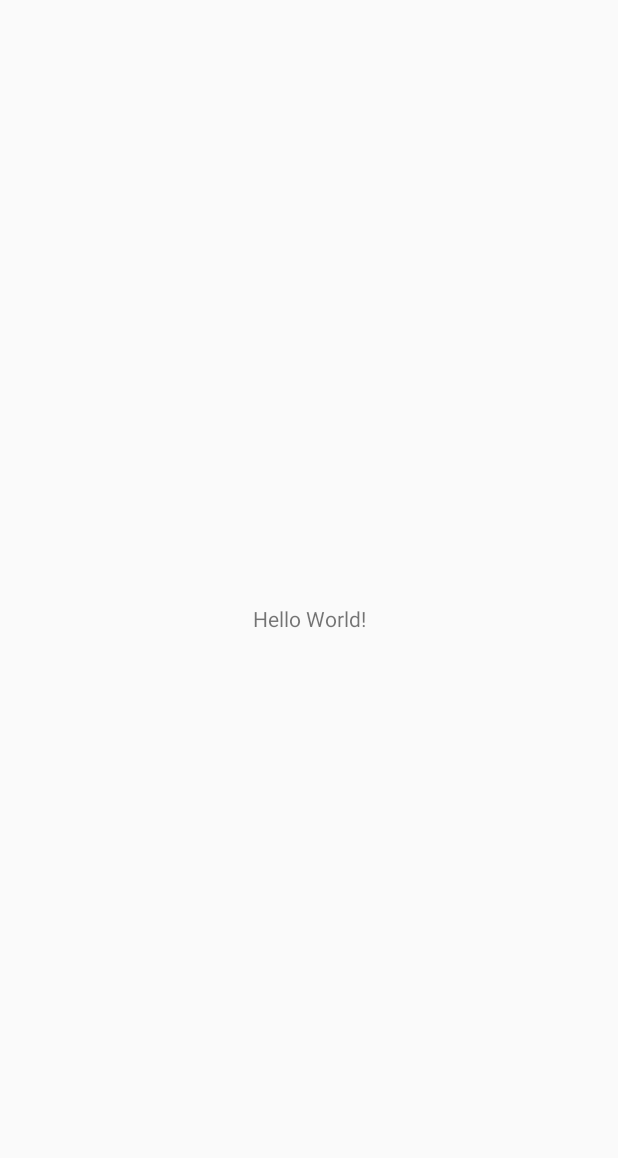
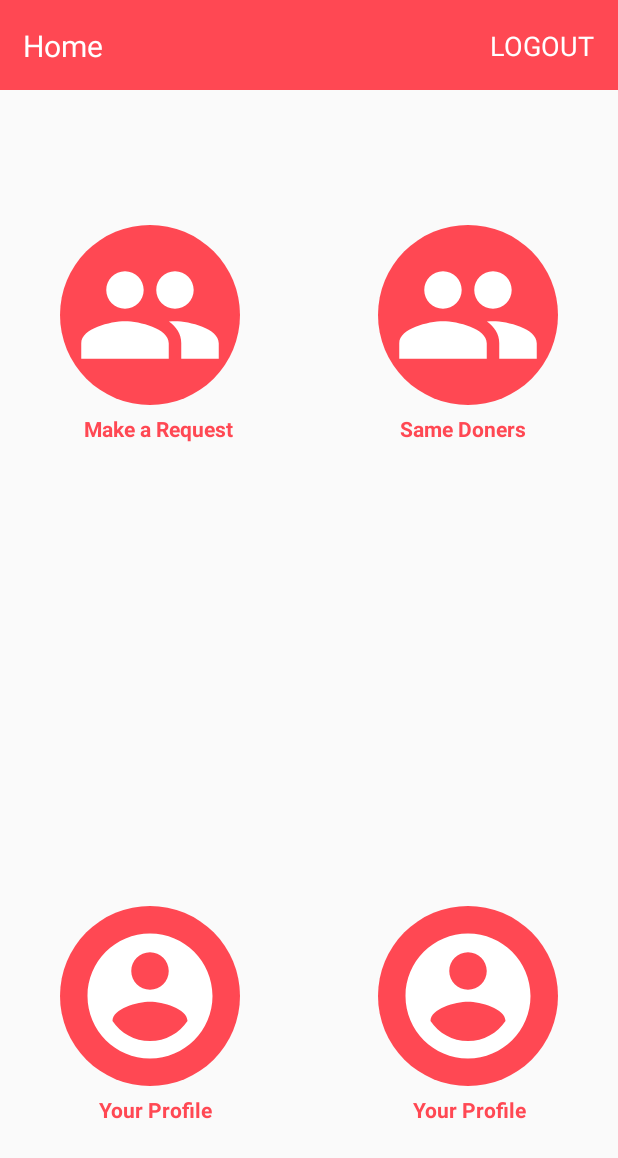
Before and after one commit to AminullahTajMuhammad/BloodDonate2, an Android app: the MainActivity screen opened directly, with no data from a screen before it, on a phone screen of 412 x 824 dp. Before the commit the part shown is almost empty. Shown: the top 1158 px of the screen. Run offline under Robolectric (Android 15) with nearby library versions, the phone set to English and light mode, and no system bars.

Commit message:
Complete UI of MainActivity and set application only potriate mode

```diff
--- a/app/src/main/AndroidManifest.xml
+++ b/app/src/main/AndroidManifest.xml
@@ -9,25 +9,54 @@
         android:roundIcon="@mipmap/ic_launcher_round"
         android:supportsRtl="true"
         android:theme="@style/AppTheme.NoActionBar">
-        <activity android:name=".screens.Splash">
+        <activity android:name=".screens.Splash"
+            android:screenOrientation="portrait">
             <intent-filter>
                 <action android:name="android.intent.action.MAIN" />
 
                 <category android:name="android.intent.category.LAUNCHER" />
             </intent-filter>
         </activity>
-        <activity android:name=".MainActivity" />
-        <activity android:name=".screens.Stepper" />
-        <activity android:name=".screens.LoginScreen" />
-        <activity android:name=".screens.BloodDetail" />
-        <activity android:name=".dialogs.VerifyNumber" />
-        <activity android:name=".screens.DialogScreen" />
-        <activity android:name=".screens.BloodRequestScreen" />
-        <activity android:name=".screens.ExploreDonerScreen" />
-        <activity android:name=".screens.NewsFeedScreen" />
-        <activity android:name=".adapters.NewsFeedAdapter" />
-        <activity android:name=".screens.RequestScreen" />
-        <activity android:name=".screens.ProfileCheckScreen"></activity>
+        <activity
+            android:name=".screens.MainActivity"
+            android:screenOrientation="portrait"
+            />
+        <activity
+            android:name=".screens.Stepper"
+            android:screenOrientation="portrait"
+            />
+        <activity
+            android:name=".screens.LoginScreen"
+            android:screenOrientation="portrait"
+            />
+        <activity
+            android:name=".screens.BloodDetail"
+            android:screenOrientation="portrait"
+            />
+        <activity
+            android:name=".dialogs.VerifyNumber"
+            android:screenOrientation="portrait"/>
+
+        <activity
+            android:name=".screens.DialogScreen"
+            android:screenOrientation="portrait"
+            />
+        <activity
+            android:name=".screens.BloodRequestScreen"
+            android:screenOrientation="portrait"
+            />
+        <activity
+            android:name=".screens.ExploreDonerScreen"
+            android:screenOrientation="portrait"
+            />
+        <activity
+            android:name=".screens.NewsFeedScreen"
+            android:screenOrientation="portrait"/>
+        <activity
+            android:name=".screens.RequestScreen"
+            android:screenOrientation="portrait"/>
+        <activity android:name=".screens.ProfileCheckScreen"
+        android:screenOrientation="portrait"/>
     </application>
 
 </manifest>
--- a/app/src/main/java/blooddonate/com/blooddonate/screens/BloodDetail.java
+++ b/app/src/main/java/blooddonate/com/blooddonate/screens/BloodDetail.java
@@ -43,7 +43,7 @@ public class BloodDetail extends AppCompatActivity {
         btnDone.setOnClickListener(new View.OnClickListener() {
             @Override
             public void onClick(View v) {
-                Intent intent = new Intent(BloodDetail.this, BloodRequestScreen.class);
+                Intent intent = new Intent(BloodDetail.this, MainActivity.class);
                 startActivity(intent);
             }
         });
--- a/app/src/main/java/blooddonate/com/blooddonate/MainActivity.java
+++ b/app/src/main/java/blooddonate/com/blooddonate/screens/MainActivity.java
@@ -1,7 +1,9 @@
-package blooddonate.com.blooddonate;
+package blooddonate.com.blooddonate.screens;
 
 import android.support.v7.app.AppCompatActivity;
 import android.os.Bundle;
+
+import blooddonate.com.blooddonate.R;
 
 public class MainActivity extends AppCompatActivity {
 
--- /dev/null
+++ b/app/src/main/res/drawable/circle_layout.xml
@@ -0,0 +1,7 @@
+<?xml version="1.0" encoding="utf-8"?>
+<shape xmlns:android="http://schemas.android.com/apk/res/android"
+    android:shape="oval">
+    <solid android:color="@color/colorLightAccent"/>
+    <stroke android:width="0dp" android:color="#fff" />
+    <size android:width="100dp" android:height="100dp"/>
+</shape>
--- /dev/null
+++ b/app/src/main/res/drawable/ic_account_circle_black_24dp.xml
@@ -0,0 +1,11 @@
+<vector
+    android:height="100dp"
+    android:tint="#fff"
+    android:viewportHeight="24.0"
+    android:viewportWidth="24.0"
+    android:width="100dp"
+    xmlns:android="http://schemas.android.com/apk/res/android">
+    <path
+        android:fillColor="#FF000000"
+        android:pathData="M12,2C6.48,2 2,6.48 2,12s4.48,10 10,10 10,-4.48 10,-10S17.52,2 12,2zM12,5c1.66,0 3,1.34 3,3s-1.34,3 -3,3 -3,-1.34 -3,-3 1.34,-3 3,-3zM12,19.2c-2.5,0 -4.71,-1.28 -6,-3.22 0.03,-1.99 4,-3.08 6,-3.08 1.99,0 5.97,1.09 6,3.08 -1.29,1.94 -3.5,3.22 -6,3.22z"/>
+</vector>
--- /dev/null
+++ b/app/src/main/res/drawable/ic_request_24dp.xml
@@ -0,0 +1,9 @@
+<vector
+    android:height="100dp"
+    android:tint="#fff"
+    android:viewportHeight="24.0"
+    android:viewportWidth="24.0"
+    android:width="100dp"
+    xmlns:android="http://schemas.android.com/apk/res/android">
+    <path android:fillColor="#FF000000" android:pathData="M16,11c1.66,0 2.99,-1.34 2.99,-3S17.66,5 16,5c-1.66,0 -3,1.34 -3,3s1.34,3 3,3zM8,11c1.66,0 2.99,-1.34 2.99,-3S9.66,5 8,5C6.34,5 5,6.34 5,8s1.34,3 3,3zM8,13c-2.33,0 -7,1.17 -7,3.5L1,19h14v-2.5c0,-2.33 -4.67,-3.5 -7,-3.5zM16,13c-0.29,0 -0.62,0.02 -0.97,0.05 1.16,0.84 1.97,1.97 1.97,3.45L17,19h6v-2.5c0,-2.33 -4.67,-3.5 -7,-3.5z"/>
+</vector>
--- a/app/src/main/res/layout/activity_blood_detail.xml
+++ b/app/src/main/res/layout/activity_blood_detail.xml
@@ -23,7 +23,7 @@
         android:layout_height="wrap_content"
         android:layout_toRightOf="@+id/btnBackBecomeDoner"
         android:layout_marginLeft="10dp"
-        android:layout_marginTop="35dp"
+        android:layout_marginTop="38dp"
         android:textSize="25sp"
         android:textStyle="bold"
         android:textColor="#000000"
@@ -82,7 +82,6 @@
             android:textColor="#000"
             android:clickable="true"
             android:onClick="onCLickMale"/>
-
 
         <TextView
             android:layout_width="wrap_content"
--- a/app/src/main/res/layout/activity_main.xml
+++ b/app/src/main/res/layout/activity_main.xml
@@ -1,18 +1,117 @@
 <?xml version="1.0" encoding="utf-8"?>
-<android.support.constraint.ConstraintLayout xmlns:android="http://schemas.android.com/apk/res/android"
+<android.support.constraint.ConstraintLayout
+    xmlns:android="http://schemas.android.com/apk/res/android"
     xmlns:app="http://schemas.android.com/apk/res-auto"
     xmlns:tools="http://schemas.android.com/tools"
     android:layout_width="match_parent"
     android:layout_height="match_parent"
-    tools:context=".MainActivity">
+    tools:context=".screens.MainActivity">
 
-    <TextView
+    <include layout="@layout/main_activity_toolbar"/>
+
+    <ImageButton
+        android:id="@+id/btnRequest"
+        android:layout_width="120dp"
+        android:layout_height="120dp"
+        android:layout_marginRight="45dp"
+        android:layout_marginBottom="45dp"
+        android:layout_marginTop="90dp"
+        android:layout_marginLeft="40dp"
+        android:background="@drawable/circle_layout"
+        app:layout_constraintTop_toBottomOf="@+id/mainToolbar"
+        app:layout_constraintLeft_toLeftOf="parent"
+        android:src="@drawable/ic_request_24dp"
+        tools:ignore="MissingConstraints" />
+
+    <TextView android:id="@+id/tvMakeRequest"
         android:layout_width="wrap_content"
         android:layout_height="wrap_content"
-        android:text="Hello World!"
+        android:text="Make a Request"
+        android:textColor="@color/colorLightAccent"
+        android:textStyle="bold"
+        android:padding="6dp"
+        app:layout_constraintTop_toBottomOf="@+id/btnRequest"
+        app:layout_constraintLeft_toLeftOf="parent"
+        android:layout_marginLeft="50dp"
+        tools:ignore="MissingConstraints" />
+
+    <ImageButton
+        android:id="@+id/btnSameDoner"
+        android:layout_width="120dp"
+        android:layout_height="120dp"
+        android:layout_marginRight="40dp"
+        android:layout_marginBottom="45dp"
+        android:layout_marginTop="90dp"
+        android:layout_marginLeft="45dp"
+        android:background="@drawable/circle_layout"
+        app:layout_constraintTop_toBottomOf="@+id/mainToolbar"
+        app:layout_constraintRight_toRightOf="parent"
+        android:src="@drawable/ic_request_24dp"
+        tools:ignore="MissingConstraints" />
+
+    <TextView android:id="@+id/tvSameDoners"
+        android:layout_width="wrap_content"
+        android:layout_height="wrap_content"
+        android:text="Same Doners"
+        android:textColor="@color/colorLightAccent"
+        android:textStyle="bold"
+        android:padding="6dp"
+        app:layout_constraintTop_toBottomOf="@+id/btnSameDoner"
+        app:layout_constraintRight_toRightOf="parent"
+        android:layout_marginRight="55dp"
+        tools:ignore="MissingConstraints" />
+
+    <ImageButton
+        android:id="@+id/btn"
+        android:layout_width="120dp"
+        android:layout_height="120dp"
+        android:layout_marginRight="45dp"
+        android:layout_marginBottom="100dp"
+        android:layout_marginTop="45dp"
+        android:layout_marginLeft="40dp"
+        android:background="@drawable/circle_layout"
+        android:src="@drawable/ic_account_circle_black_24dp"
         app:layout_constraintBottom_toBottomOf="parent"
         app:layout_constraintLeft_toLeftOf="parent"
+        tools:ignore="MissingConstraints" />
+
+    <TextView android:id="@+id/tv"
+        android:layout_width="wrap_content"
+        android:layout_height="wrap_content"
+        android:text="Your Profile"
+        android:textColor="@color/colorLightAccent"
+        android:textStyle="bold"
+        android:padding="6dp"
+        app:layout_constraintLeft_toLeftOf="parent"
+        app:layout_constraintTop_toBottomOf="@+id/btn"
+        android:layout_marginLeft="60dp"
+        tools:ignore="MissingConstraints" />
+
+
+    <ImageButton
+        android:id="@+id/btnUserProfile"
+        android:layout_width="120dp"
+        android:layout_height="120dp"
+        android:layout_marginRight="40dp"
+        android:layout_marginBottom="100dp"
+        android:layout_marginTop="45dp"
+        android:layout_marginLeft="45dp"
+        android:background="@drawable/circle_layout"
+        android:src="@drawable/ic_account_circle_black_24dp"
+        app:layout_constraintBottom_toBottomOf="parent"
         app:layout_constraintRight_toRightOf="parent"
-        app:layout_constraintTop_toTopOf="parent" />
+        tools:ignore="MissingConstraints" />
+
+    <TextView android:id="@+id/tvYourProfile"
+        android:layout_width="wrap_content"
+        android:layout_height="wrap_content"
+        android:text="Your Profile"
+        android:textColor="@color/colorLightAccent"
+        android:textStyle="bold"
+        android:padding="6dp"
+        app:layout_constraintRight_toRightOf="parent"
+        app:layout_constraintTop_toBottomOf="@+id/btnUserProfile"
+        android:layout_marginRight="55dp"
+        tools:ignore="MissingConstraints" />
 
 </android.support.constraint.ConstraintLayout>
--- /dev/null
+++ b/app/src/main/res/layout/main_activity_toolbar.xml
@@ -0,0 +1,34 @@
+<?xml version="1.0" encoding="utf-8"?>
+<android.support.constraint.ConstraintLayout xmlns:android="http://schemas.android.com/apk/res/android"
+    xmlns:tools="http://schemas.android.com/tools"
+    android:layout_width="match_parent"
+    android:layout_height="60dp"
+    android:id="@+id/mainToolbar"
+    xmlns:app="http://schemas.android.com/apk/res-auto"
+    android:background="@color/colorLightAccent">
+
+    <TextView android:id="@+id/tvHome"
+        android:layout_width="wrap_content"
+        android:layout_height="wrap_content"
+        app:layout_constraintTop_toTopOf="parent"
+        app:layout_constraintStart_toStartOf="parent"
+        app:layout_constraintBottom_toBottomOf="parent"
+        android:text="Home"
+        android:padding="15dp"
+        android:textSize="20sp"
+        android:textColor="@android:color/white"
+        tools:ignore="MissingConstraints" />
+
+    <TextView android:id="@+id/tvLogout"
+        android:layout_width="wrap_content"
+        android:layout_height="wrap_content"
+        app:layout_constraintRight_toRightOf="parent"
+        app:layout_constraintTop_toTopOf="parent"
+        app:layout_constraintBottom_toBottomOf="parent"
+        android:padding="15dp"
+        android:text="Logout"
+        android:textSize="18sp"
+        android:textColor="@android:color/white"
+        android:textAllCaps="true"/>
+
+</android.support.constraint.ConstraintLayout>
```
